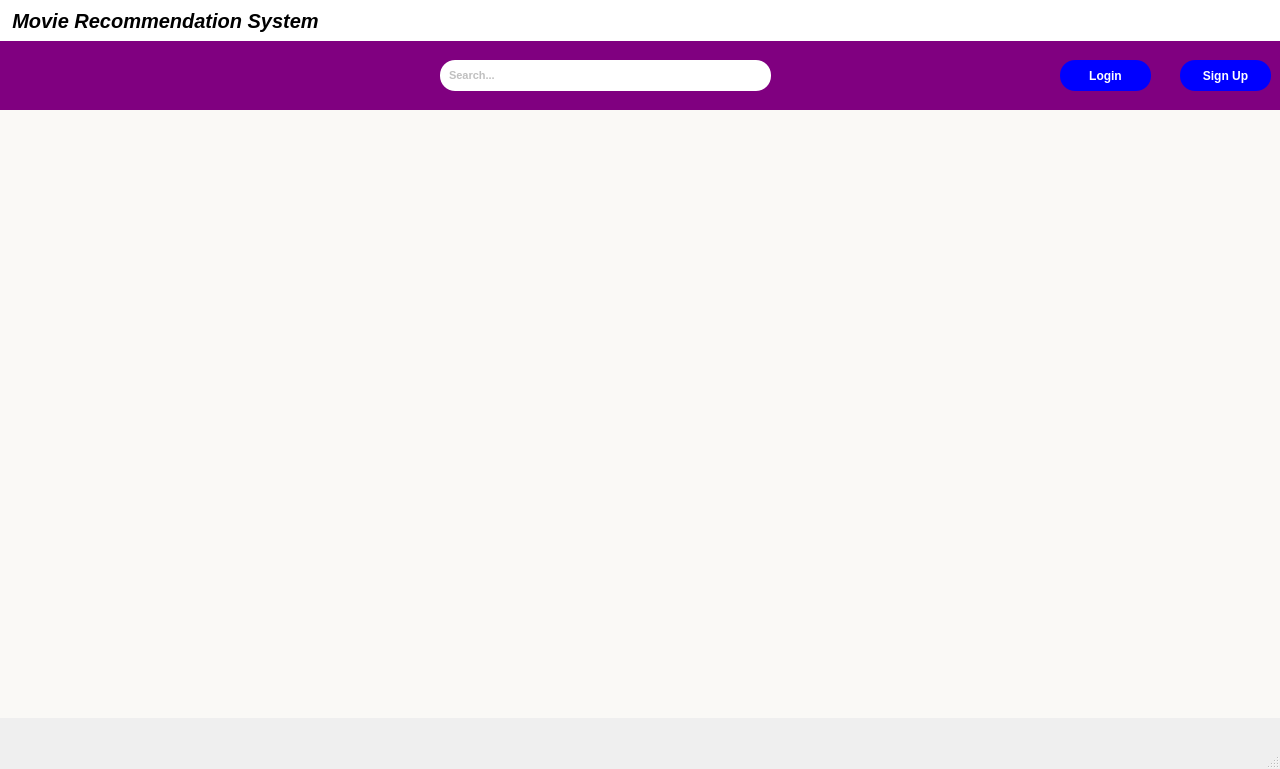
Qt form mainwindow.ui (nepalprastut/oopProj) before a commit.
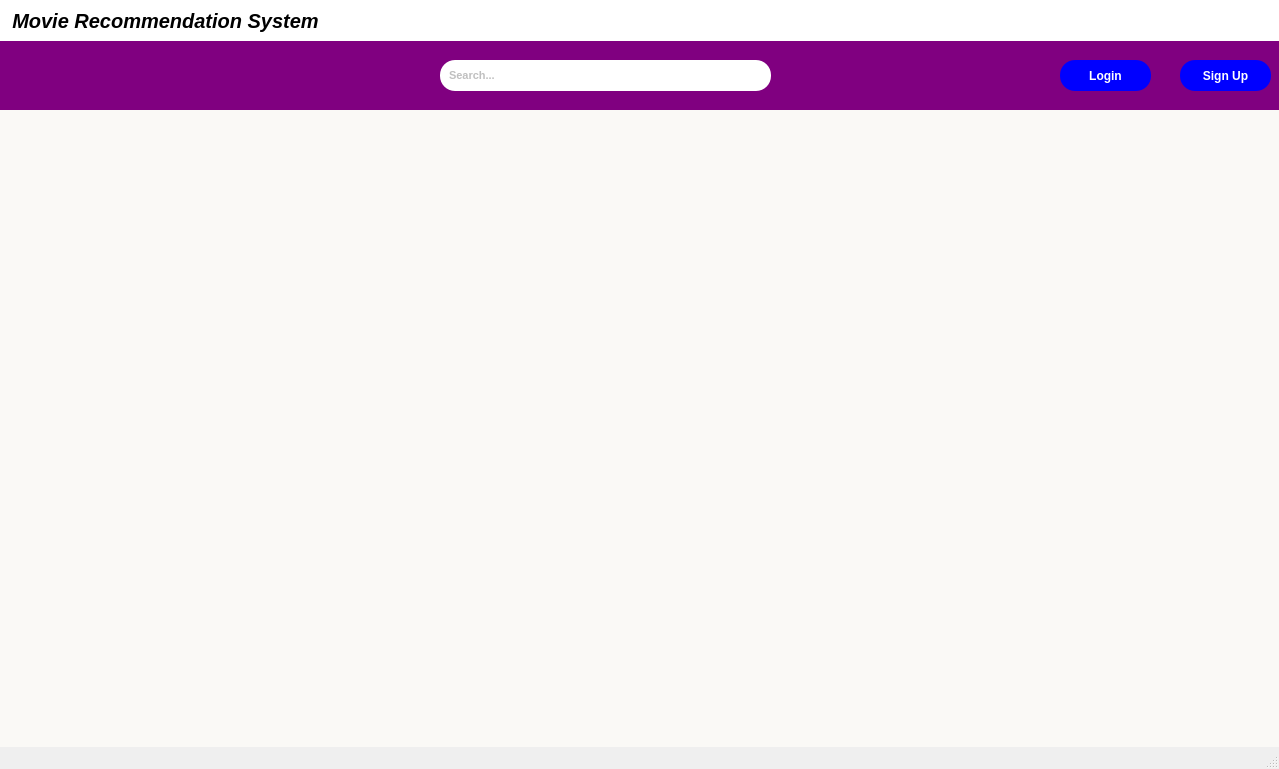
The same form after that commit. Icons and pictures are not drawn.

Commit message: login layout

Patch:
```diff
--- a/mainwindow.ui
+++ b/mainwindow.ui
@@ -6,7 +6,7 @@
    <rect>
     <x>0</x>
     <y>0</y>
-    <width>1280</width>
+    <width>1279</width>
     <height>769</height>
    </rect>
   </property>
@@ -255,9 +255,15 @@
       <x>0</x>
       <y>110</y>
       <width>1281</width>
-      <height>608</height>
+      <height>641</height>
      </rect>
     </property>
+    <property name="sizePolicy">
+     <sizepolicy hsizetype="Preferred" vsizetype="Preferred">
+      <horstretch>0</horstretch>
+      <verstretch>0</verstretch>
+     </sizepolicy>
+    </property>
     <property name="styleSheet">
      <string notr="true">background-color:#FAF9F6;
 
```
The commit also changes 4 other files.
